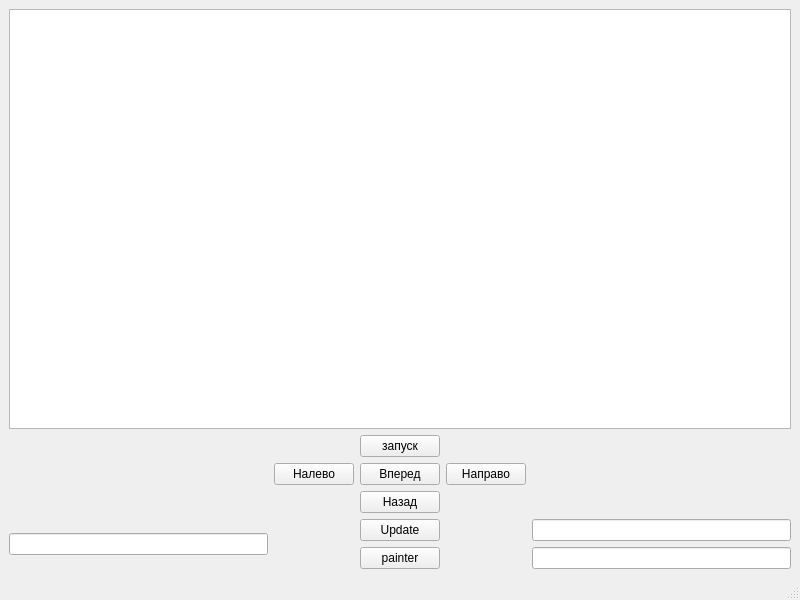
Polliakoff/Collabreequeue-2-rep, file mainwindow.ui: the form before one commit.
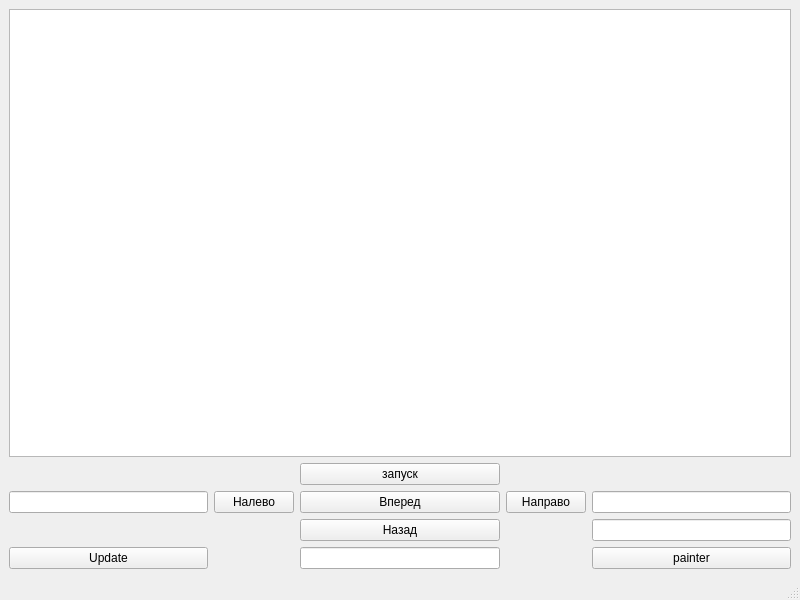
The form after the commit.

```diff
--- a/mainwindow.ui
+++ b/mainwindow.ui
@@ -15,67 +15,70 @@
   </property>
   <widget class="QWidget" name="centralwidget">
    <layout class="QGridLayout" name="gridLayout">
-    <item row="1" column="2">
-     <widget class="QPushButton" name="pushButton">
+    <item row="6" column="4">
+     <widget class="QPushButton" name="pushButton_6">
       <property name="text">
-       <string>запуск</string>
+       <string>painter</string>
       </property>
      </widget>
     </item>
-    <item row="2" column="1">
-     <widget class="QPushButton" name="pushButton_4">
-      <property name="text">
-       <string>Налево</string>
-      </property>
-     </widget>
-    </item>
-    <item row="2" column="2">
-     <widget class="QPushButton" name="pushButton_2">
-      <property name="text">
-       <string>Вперед</string>
-      </property>
-     </widget>
-    </item>
-    <item row="2" column="3">
-     <widget class="QPushButton" name="pushButton_5">
-      <property name="text">
-       <string>Направо</string>
-      </property>
-     </widget>
-    </item>
-    <item row="3" column="2">
-     <widget class="QPushButton" name="pushButton_3">
-      <property name="text">
-       <string>Назад</string>
-      </property>
-     </widget>
-    </item>
-    <item row="4" column="0" rowspan="2">
-     <widget class="QLineEdit" name="lineEdit"/>
-    </item>
-    <item row="4" column="4">
-     <widget class="QLineEdit" name="lineEdit_2"/>
-    </item>
     <item row="5" column="4">
      <widget class="QLineEdit" name="lineEdit_3"/>
     </item>
     <item row="0" column="0" colspan="5">
      <widget class="QGraphicsView" name="graphicsView"/>
     </item>
-    <item row="5" column="2">
-     <widget class="QPushButton" name="pushButton_6">
-      <property name="text">
-       <string>painter</string>
-      </property>
-     </widget>
-    </item>
-    <item row="4" column="2">
+    <item row="6" column="0">
      <widget class="QPushButton" name="pushButton_7">
       <property name="text">
        <string>Update</string>
       </property>
      </widget>
     </item>
+    <item row="6" column="2">
+     <widget class="QLineEdit" name="lineEdit_4"/>
+    </item>
+    <item row="4" column="4">
+     <widget class="QLineEdit" name="lineEdit_2"/>
+    </item>
+    <item row="5" column="2">
+     <widget class="QPushButton" name="pushButton_3">
+      <property name="text">
+       <string>Назад</string>
+      </property>
+     </widget>
+    </item>
+    <item row="4" column="2">
+     <widget class="QPushButton" name="pushButton_2">
+      <property name="text">
+       <string>Вперед</string>
+      </property>
+     </widget>
+    </item>
+    <item row="4" column="3">
+     <widget class="QPushButton" name="pushButton_5">
+      <property name="text">
+       <string>Направо</string>
+      </property>
+     </widget>
+    </item>
+    <item row="4" column="1">
+     <widget class="QPushButton" name="pushButton_4">
+      <property name="text">
+       <string>Налево</string>
+      </property>
+     </widget>
+    </item>
+    <item row="2" column="2">
+     <widget class="QPushButton" name="pushButton">
+      <property name="text">
+       <string>запуск</string>
+      </property>
+     </widget>
+    </item>
+    <item row="4" column="0">
+     <widget class="QLineEdit" name="lineEdit"/>
+    </item>
    </layout>
   </widget>
   <widget class="QMenuBar" name="menubar">
```
